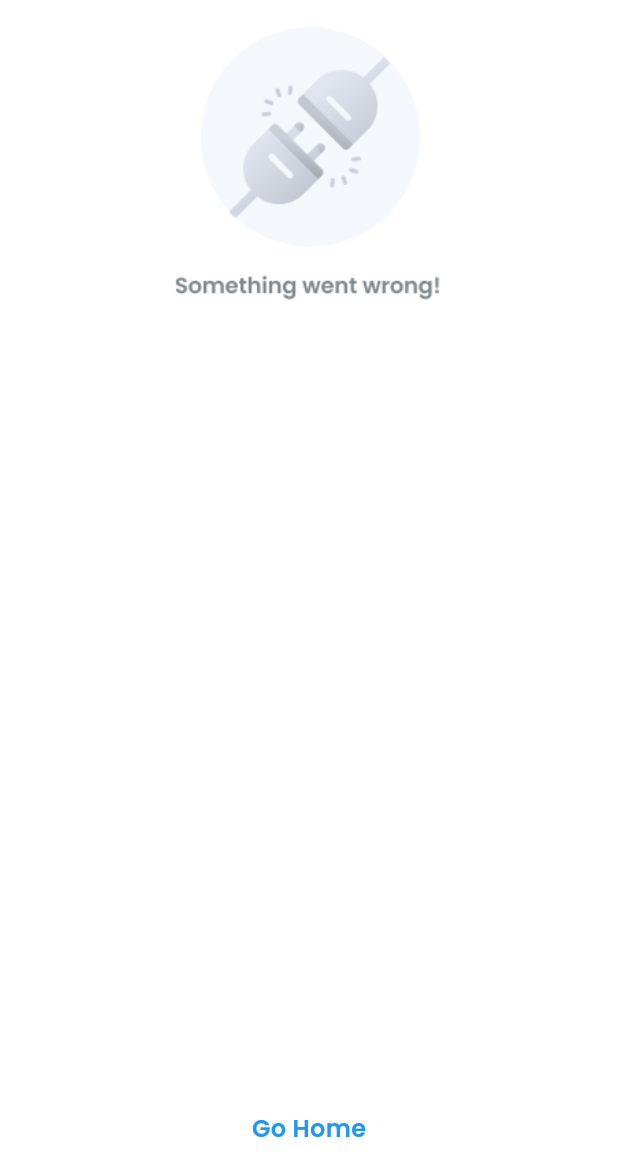
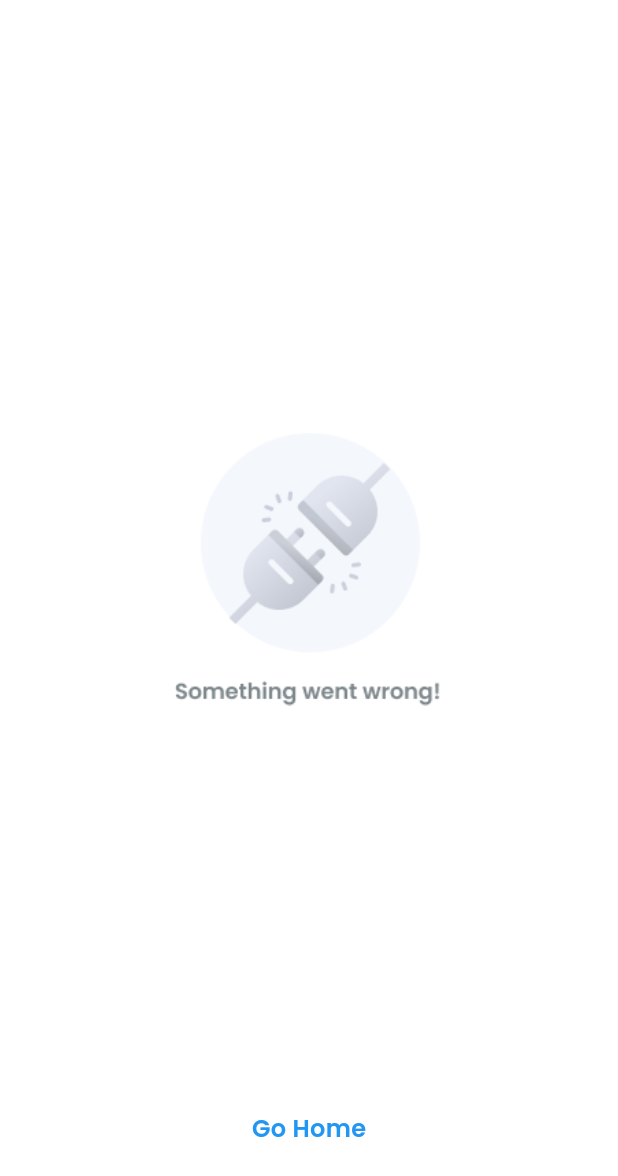
Before and after one commit to lucascampos42/desafio_bemol, a Flutter app: the ErrorScreen screen opened directly, on a phone screen of 412 x 824 dp. Shown: the top 1176 px of the screen. Run offline on Flutter 3.47's test engine with Material 3 defaults, Android fonts, the light colour scheme and no system bars; our stand-ins replace cached_network_image, dio, google_fonts, shared_preferences; accounts and stored records are empty; network calls fail.

Commit message:
Update error_screen.dart

```diff
--- a/lib/ui/screens/error/error_screen.dart
+++ b/lib/ui/screens/error/error_screen.dart
@@ -7,11 +7,11 @@ class ErrorScreen extends StatelessWidget {
   Widget build(BuildContext context) {
     return Scaffold(
       backgroundColor: Colors.white,
-      body: Center(
-        child: Column(
-          mainAxisAlignment: MainAxisAlignment.center,
+      body: Column(
         children: [
-            Image.asset(
+          Expanded(
+            child: Center(
+              child: Image.asset(
                 'assets/images/erro.png',
                 width: 200,
                 height: 200,
@@ -23,7 +23,8 @@ class ErrorScreen extends StatelessWidget {
                   );
                 },
               ),
-            const Spacer(),
+            ),
+          ),
           GestureDetector(
             onTap: () {
               Navigator.of(context).pushNamedAndRemoveUntil(
@@ -43,7 +44,6 @@ class ErrorScreen extends StatelessWidget {
           const SizedBox(height: 60),
         ],
       ),
-      ),
     );
   }
 }
```
Lines whose indentation alone changed are shown as unchanged.
